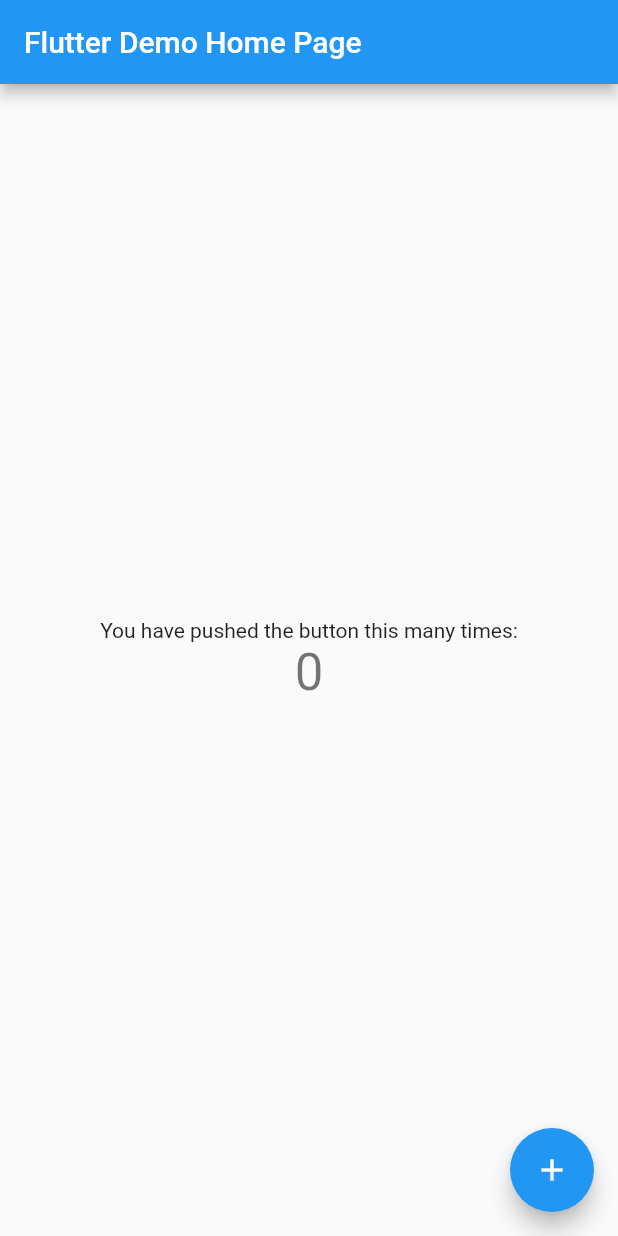
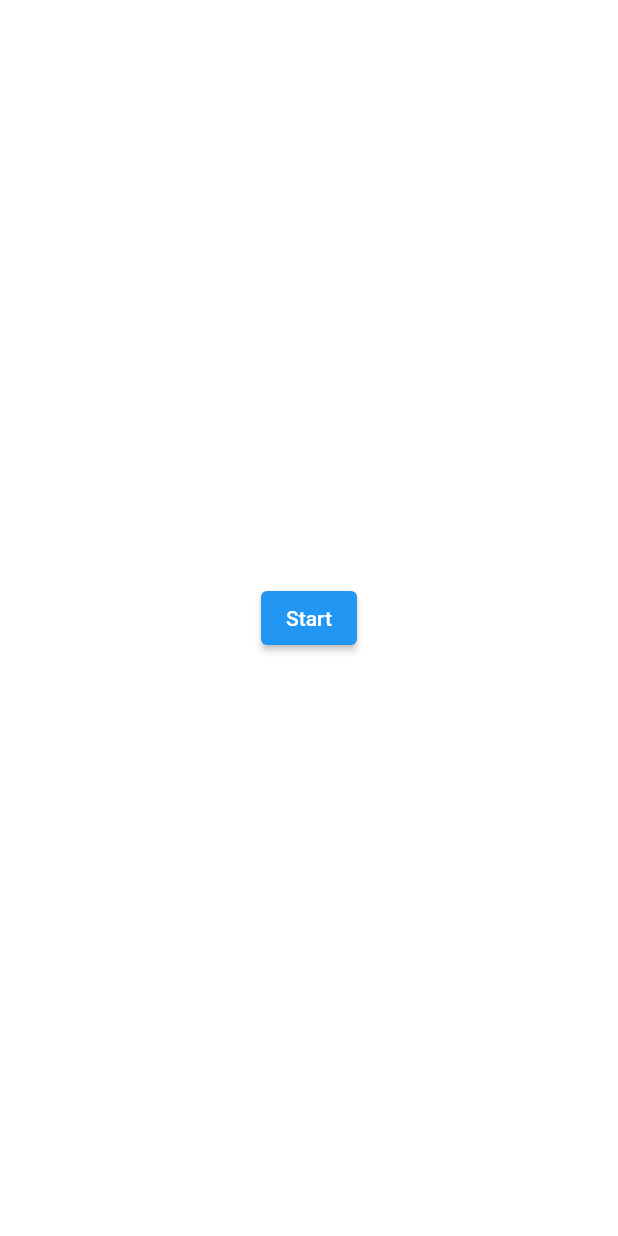
Before and after one commit to perqin/guess-waifu-game, a Flutter app: the screen it shows after launch, on a phone screen of 412 x 824 dp. Run offline on Flutter 3.47's test engine with Material 2 defaults, Android fonts, the phone set to English and light mode, and no system bars.

```diff
--- a/lib/main.dart
+++ b/lib/main.dart
@@ -1,4 +1,6 @@
 import 'package:flutter/material.dart';
+import 'package:guess_waifu_game/pages/gameplay/gameplay_page.dart';
+import 'package:guess_waifu_game/pages/home/home_page.dart';
 
 void main() {
   runApp(const MyApp());
@@ -11,7 +13,7 @@ class MyApp extends StatelessWidget {
   @override
   Widget build(BuildContext context) {
     return MaterialApp(
-      title: 'Flutter Demo',
+        title: 'Guess Waifu',
         theme: ThemeData(
           // This is the theme of your application.
           //
@@ -24,92 +26,10 @@ class MyApp extends StatelessWidget {
           // is not restarted.
           primarySwatch: Colors.blue,
         ),
-      home: const MyHomePage(title: 'Flutter Demo Home Page'),
-    );
+        routes: {
+          'gameplay': (_) => GameplayPage(),
+        },
+        initialRoute: 'home',
+        home: const HomePage());
   }
 }
-
-class MyHomePage extends StatefulWidget {
-  const MyHomePage({Key? key, required this.title}) : super(key: key);
-
-  // This widget is the home page of your application. It is stateful, meaning
-  // that it has a State object (defined below) that contains fields that affect
-  // how it looks.
-
-  // This class is the configuration for the state. It holds the values (in this
-  // case the title) provided by the parent (in this case the App widget) and
-  // used by the build method of the State. Fields in a Widget subclass are
-  // always marked "final".
-
-  final String title;
-
-  @override
-  State<MyHomePage> createState() => _MyHomePageState();
-}
-
-class _MyHomePageState extends State<MyHomePage> {
-  int _counter = 0;
-
-  void _incrementCounter() {
-    setState(() {
-      // This call to setState tells the Flutter framework that something has
-      // changed in this State, which causes it to rerun the build method below
-      // so that the display can reflect the updated values. If we changed
-      // _counter without calling setState(), then the build method would not be
-      // called again, and so nothing would appear to happen.
-      _counter++;
-    });
-  }
-
-  @override
-  Widget build(BuildContext context) {
-    // This method is rerun every time setState is called, for instance as done
-    // by the _incrementCounter method above.
-    //
-    // The Flutter framework has been optimized to make rerunning build methods
-    // fast, so that you can just rebuild anything that needs updating rather
-    // than having to individually change instances of widgets.
-    return Scaffold(
-      appBar: AppBar(
-        // Here we take the value from the MyHomePage object that was created by
-        // the App.build method, and use it to set our appbar title.
-        title: Text(widget.title),
-      ),
-      body: Center(
-        // Center is a layout widget. It takes a single child and positions it
-        // in the middle of the parent.
-        child: Column(
-          // Column is also a layout widget. It takes a list of children and
-          // arranges them vertically. By default, it sizes itself to fit its
-          // children horizontally, and tries to be as tall as its parent.
-          //
-          // Invoke "debug painting" (press "p" in the console, choose the
-          // "Toggle Debug Paint" action from the Flutter Inspector in Android
-          // Studio, or the "Toggle Debug Paint" command in Visual Studio Code)
-          // to see the wireframe for each widget.
-          //
-          // Column has various properties to control how it sizes itself and
-          // how it positions its children. Here we use mainAxisAlignment to
-          // center the children vertically; the main axis here is the vertical
-          // axis because Columns are vertical (the cross axis would be
-          // horizontal).
-          mainAxisAlignment: MainAxisAlignment.center,
-          children: <Widget>[
-            const Text(
-              'You have pushed the button this many times:',
-            ),
-            Text(
-              '$_counter',
-              style: Theme.of(context).textTheme.headline4,
-            ),
-          ],
-        ),
-      ),
-      floatingActionButton: FloatingActionButton(
-        onPressed: _incrementCounter,
-        tooltip: 'Increment',
-        child: const Icon(Icons.add),
-      ), // This trailing comma makes auto-formatting nicer for build methods.
-    );
-  }
-}
--- /dev/null
+++ b/lib/pages/gameplay/gameplay_page.dart
@@ -0,0 +1,15 @@
+import 'package:flutter/widgets.dart';
+
+class GameplayPage extends StatefulWidget {
+  const GameplayPage({Key? key}) : super(key: key);
+
+  @override
+  State<StatefulWidget> createState() => _GameplayPageState();
+}
+
+class _GameplayPageState extends State<GameplayPage> {
+  @override
+  Widget build(BuildContext context) {
+    return const Text('Gameplay');
+  }
+}
--- /dev/null
+++ b/lib/pages/home/home_page.dart
@@ -0,0 +1,16 @@
+import 'package:flutter/material.dart';
+
+class HomePage extends StatelessWidget {
+  const HomePage({Key? key}) : super(key: key);
+
+  @override
+  Widget build(BuildContext context) {
+    return Center(
+      child: ElevatedButton(
+          child: const Text('Start'),
+          onPressed: () {
+            Navigator.pushReplacementNamed(context, 'gameplay');
+          }),
+    );
+  }
+}
```
Lines whose indentation alone changed are shown as unchanged.
